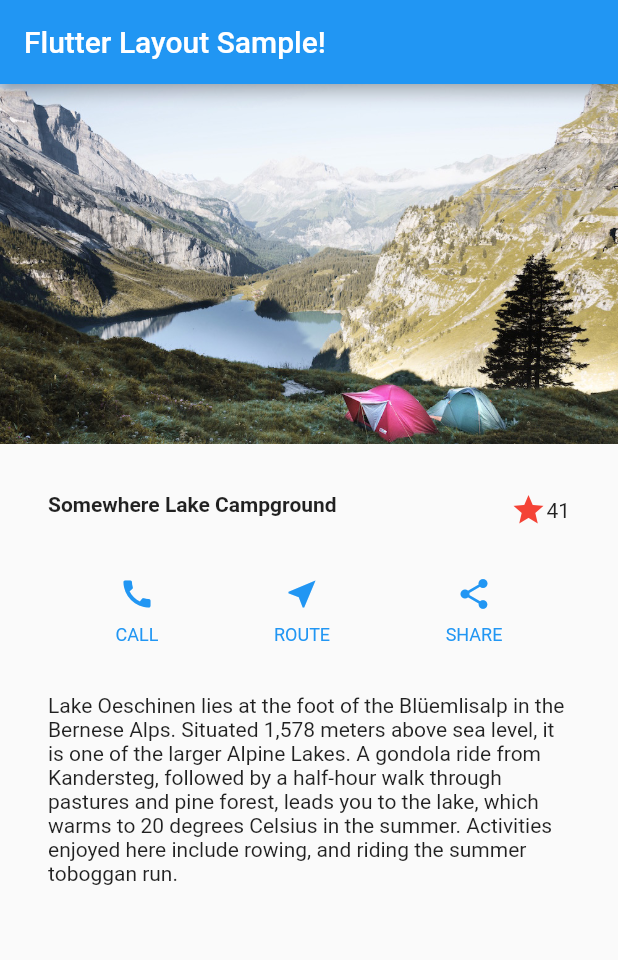
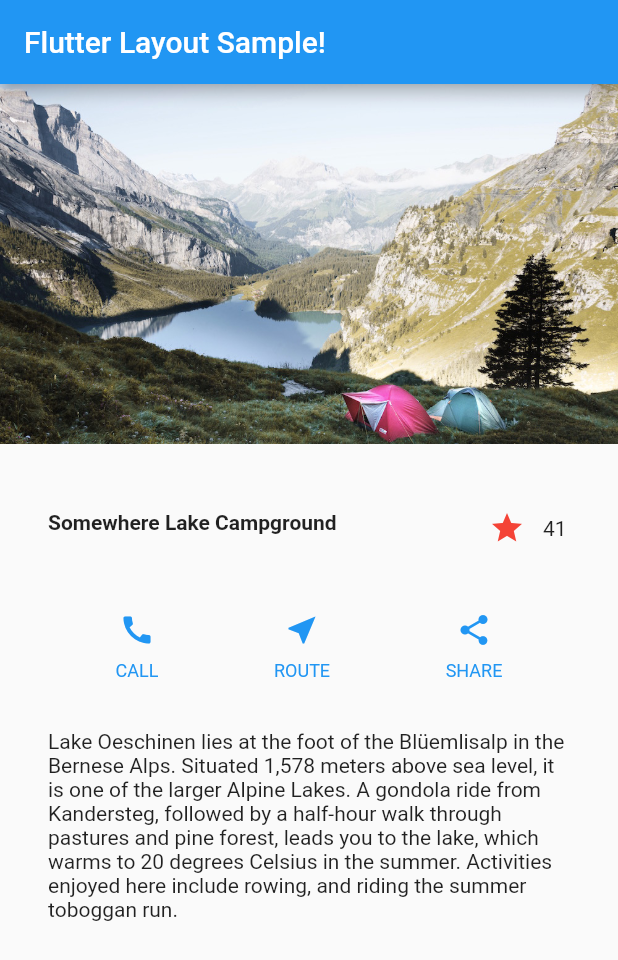
Before and after one commit to siru-dduck/hello_flutter, a Flutter app: the screen it shows after launch, on a phone screen of 412 x 824 dp. Shown: the top 960 px of the screen. Run offline on Flutter 3.47's test engine with Material 2 defaults, Android fonts, the phone set to English and light mode, and no system bars; network calls fail.

Commit message:
별점 상태관리 위젯 추가

```diff
--- a/lib/main.dart
+++ b/lib/main.dart
@@ -15,7 +15,7 @@ void main() async {
   int nameLen = printMyname(name + "!!");
   print(nameLen);
 
-  final APIModule apiModule = new APIModule();
+  final APIModule apiModule = APIModule();
   apiModule
       .getIpAddress()
       .then((ip) => print("My Ip is " + ip))
--- /dev/null
+++ b/lib/src/widgets/favorite_widget.dart
@@ -0,0 +1,46 @@
+import 'package:flutter/material.dart';
+
+class FavoriteWidget extends StatefulWidget {
+  @override
+  State<StatefulWidget> createState() => _FavoriteWidgetState();
+}
+
+class _FavoriteWidgetState extends State<FavoriteWidget> {
+  bool _isFavorited = true;
+  int _favoriteCount = 41;
+
+  @override
+  Widget build(BuildContext context) {
+    return Row(
+      mainAxisSize: MainAxisSize.min,
+      children: [
+        Container(
+          padding: EdgeInsets.all(0),
+          child: IconButton(
+            icon: (_isFavorited ? Icon(Icons.star) : Icon(Icons.star_border)),
+            color: Colors.red[500],
+            onPressed: _toggleFavorite,
+          )
+        ),
+        SizedBox(
+          width: 18,
+          child: Container(
+            child: Text('$_favoriteCount')
+          ),
+        )
+      ],
+    );
+  }
+
+  void _toggleFavorite() {
+    setState(() {
+      if(_isFavorited) {
+        _favoriteCount -= 1;
+        _isFavorited = false;
+      } else {
+        _favoriteCount += 1;
+        _isFavorited = true;
+      }
+    });
+  }
+}
--- a/lib/src/widgets/layout_sample.dart
+++ b/lib/src/widgets/layout_sample.dart
@@ -4,8 +4,23 @@
  */
 import 'package:flutter/material.dart';
 
+import 'package:hello_flutter/src/widgets/favorite_widget.dart';
+
 class LayoutSample extends StatelessWidget {
   LayoutSample({Key? key}) : super(key: key);
+
+  @override
+  Widget build(BuildContext context) {
+    Color color = Theme.of(context).primaryColor;
+    Widget buttonSection = Container(
+        child: Row(
+      mainAxisAlignment: MainAxisAlignment.spaceEvenly,
+      children: [
+        _buildButtonColumn(color, Icons.call, 'CALL'),
+        _buildButtonColumn(color, Icons.near_me, 'ROUTE'),
+        _buildButtonColumn(color, Icons.share, 'SHARE')
+      ],
+    ));
 
     Widget titleSection = Container(
         padding: const EdgeInsets.all(32),
@@ -21,24 +36,9 @@ class LayoutSample extends StatelessWidget {
                         style: TextStyle(fontWeight: FontWeight.bold)))
               ],
             )),
-          Icon(Icons.star, color: Colors.red[500]),
-          Text('41')
+            FavoriteWidget()
           ],
         ));
-
-  @override
-  Widget build(BuildContext context) {
-    Color color = Theme.of(context).primaryColor;
-    Widget buttonSection = Container(
-        child: Row(
-        mainAxisAlignment: MainAxisAlignment.spaceEvenly,
-        children: [
-          _buildButtonColumn(color, Icons.call, 'CALL'),
-          _buildButtonColumn(color, Icons.near_me, 'ROUTE'),
-          _buildButtonColumn(color, Icons.share, 'SHARE')
-        ],
-      )
-    );
 
     Widget textSection = Container(
         padding: const EdgeInsets.all(32),
@@ -50,8 +50,7 @@ class LayoutSample extends StatelessWidget {
           'lake, which warms to 20 degrees Celsius in the summer. Activities '
           'enjoyed here include rowing, and riding the summer toboggan run.',
           softWrap: true,
-      )
-    );
+        ));
 
     return MaterialApp(
         title: "Flutter Layout Sample",
@@ -59,12 +58,8 @@ class LayoutSample extends StatelessWidget {
             appBar: AppBar(title: const Text('Flutter Layout Sample!')),
             body: ListView(
               children: [
-                Image.asset(
-                  'assets/images/lake.jpeg',
-                  width: 600,
-                  height: 240,
-                  fit: BoxFit.cover
-                ),
+                Image.asset('assets/images/lake.jpeg',
+                    width: 600, height: 240, fit: BoxFit.cover),
                 titleSection,
                 buttonSection,
                 textSection
```
Also changed, not shown: 1 other file. Lines whose indentation alone changed are shown as unchanged.
